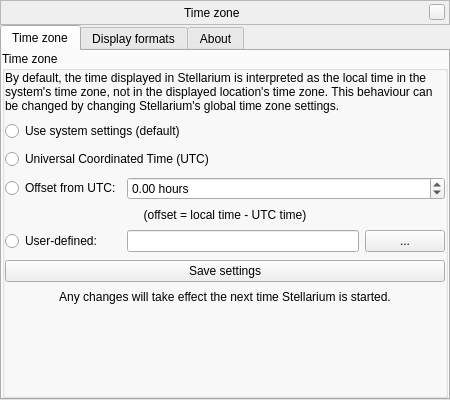
The window that plugins/TimeZoneConfiguration/src/gui/timeZoneConfigurationWindow.ui (519984307/stellarium_src) describes before a commit, drawn with Qt 5.
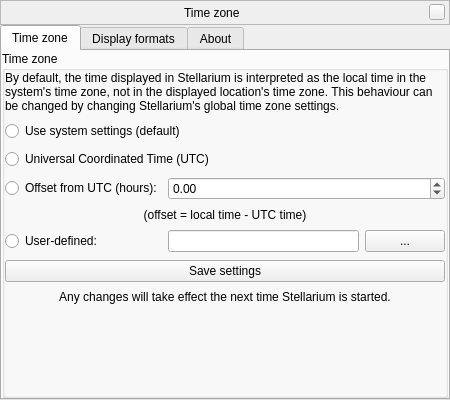
The same window after the commit. Custom widgets are drawn as their Qt base class.

Commit message: TimeZoneConfiguration 0.0.3: dynamic retranslation; small re-arrangedment of the GUI

Diff of the .ui file:
```diff
--- a/plugins/TimeZoneConfiguration/src/gui/timeZoneConfigurationWindow.ui
+++ b/plugins/TimeZoneConfiguration/src/gui/timeZoneConfigurationWindow.ui
@@ -172,7 +172,7 @@
           <item row="3" column="0">
            <widget class="QRadioButton" name="radioButtonOffset">
             <property name="text">
-             <string>Offset from UTC:</string>
+             <string>Offset from UTC (hours):</string>
             </property>
            </widget>
           </item>
@@ -181,9 +181,6 @@
             <property name="wrapping">
              <bool>true</bool>
             </property>
-            <property name="suffix">
-             <string> hours</string>
-            </property>
             <property name="decimals">
              <number>2</number>
             </property>
```
Left out of the diff: 5 changed lines with no effect on the pictures. The commit also changes 5 other files.
